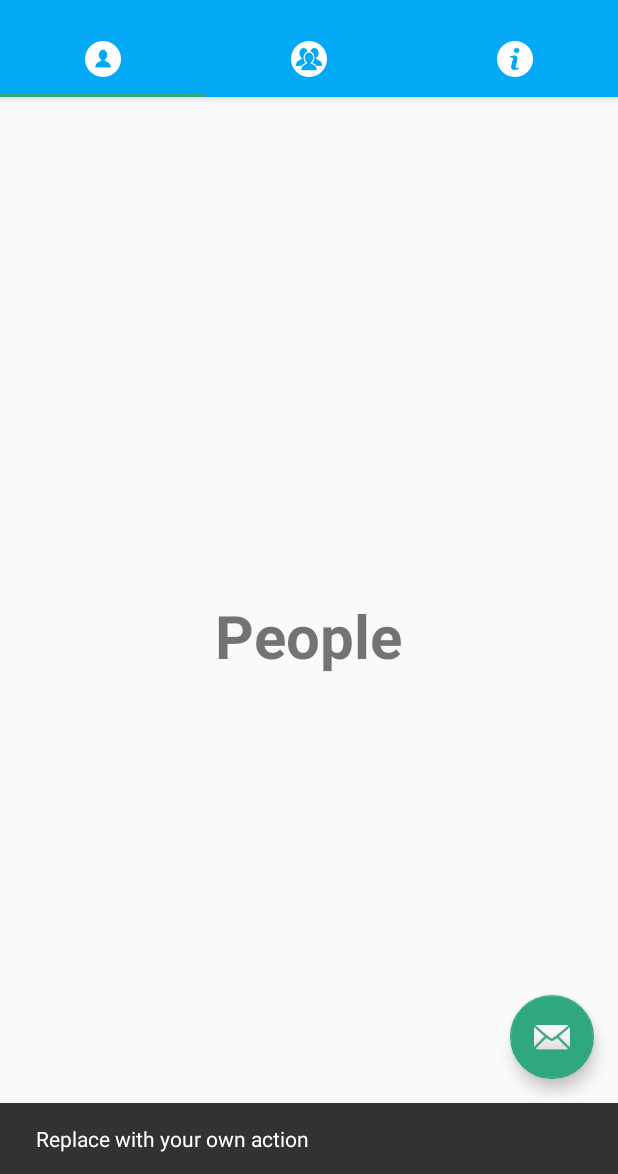
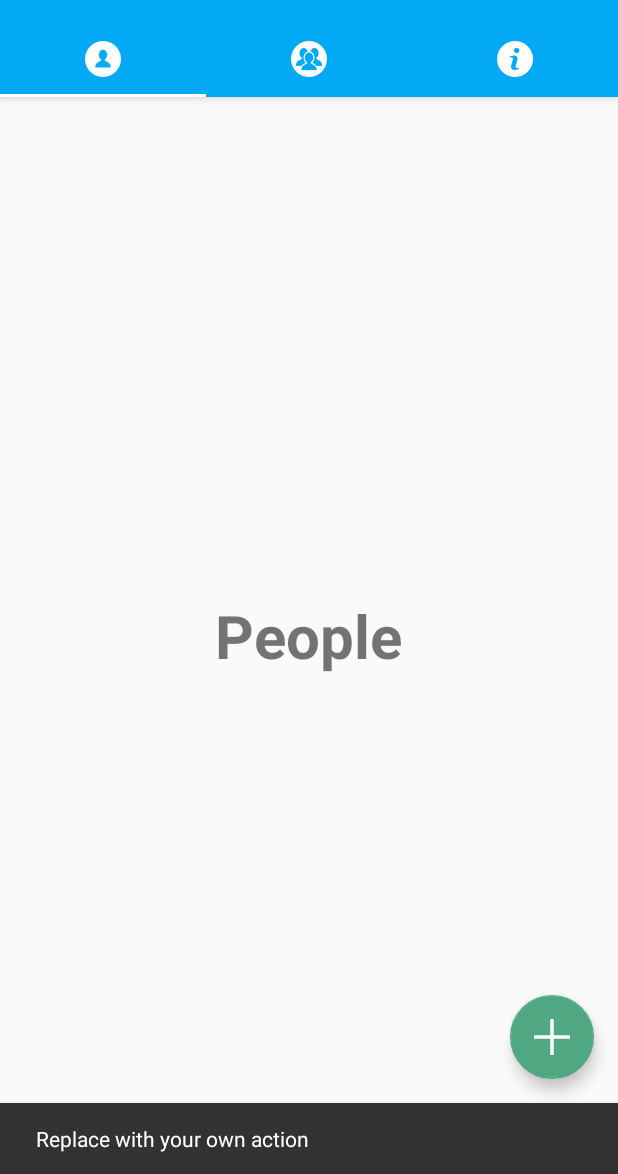
Before and after one commit to nguyenvulebinh/android-firebase-chat, an Android app: the screen it shows after launch (MainActivity), after a tap on an icon or button, on a phone screen of 412 x 824 dp, the part 62-1236 px from its top. Run offline under Robolectric (Android 15) with nearby library versions, the phone set to English and light mode, and no system bars; our stand-ins replace Firebase (no records; nobody signed in at launch, a user with empty details on screens opened directly).

Commit message:
Repace icon for pro

```diff
--- a/RivChat/app/src/main/java/com/hieuapp/rivchat/MainActivity.java
+++ b/RivChat/app/src/main/java/com/hieuapp/rivchat/MainActivity.java
@@ -65,6 +65,7 @@ public class MainActivity extends AppCompatActivity {
 
     private void initTab(){
         toolbar = (Toolbar) findViewById(R.id.toolbar);
+        tabLayout.setSelectedTabIndicatorColor(getResources().getColor(R.color.colorIndivateTab));
         setSupportActionBar(toolbar);
         setupViewPager(viewPager);
         tabLayout.setupWithViewPager(viewPager);
--- a/RivChat/app/src/main/res/layout/activity_main.xml
+++ b/RivChat/app/src/main/res/layout/activity_main.xml
@@ -37,6 +37,6 @@
         android:layout_height="wrap_content"
         android:layout_gravity="bottom|end"
         android:layout_margin="@dimen/fab_margin"
-        app:srcCompat="@android:drawable/ic_dialog_email" />
+        app:srcCompat="@drawable/ic_float_button" />
 
 </android.support.design.widget.CoordinatorLayout>
--- a/RivChat/app/src/main/res/values/colors.xml
+++ b/RivChat/app/src/main/res/values/colors.xml
@@ -3,4 +3,5 @@
     <color name="colorPrimary">#3F51B5</color>
     <color name="colorPrimaryDark">#303F9F</color>
     <color name="colorAccent">#FF4081</color>
+    <color name="colorIndivateTab">#FFFFFF</color>
 </resources>
--- a/RivChat/app/src/main/res/values/styles.xml
+++ b/RivChat/app/src/main/res/values/styles.xml
@@ -5,7 +5,7 @@
         <!-- Customize your theme here. -->
         <item name="colorPrimary">#03A9F4</item>
         <item name="colorPrimaryDark">#0288D1</item>
-        <item name="colorAccent">#2fa881</item>
+        <item name="colorAccent">#4fa881</item>
         <!-- set Can use Activity transitions -->
         <item name="android:windowContentTransitions">true</item>
     </style>
```
Also changed, not shown: RivChat/app/src/main/res/drawable/ic_float_button.png (added).
